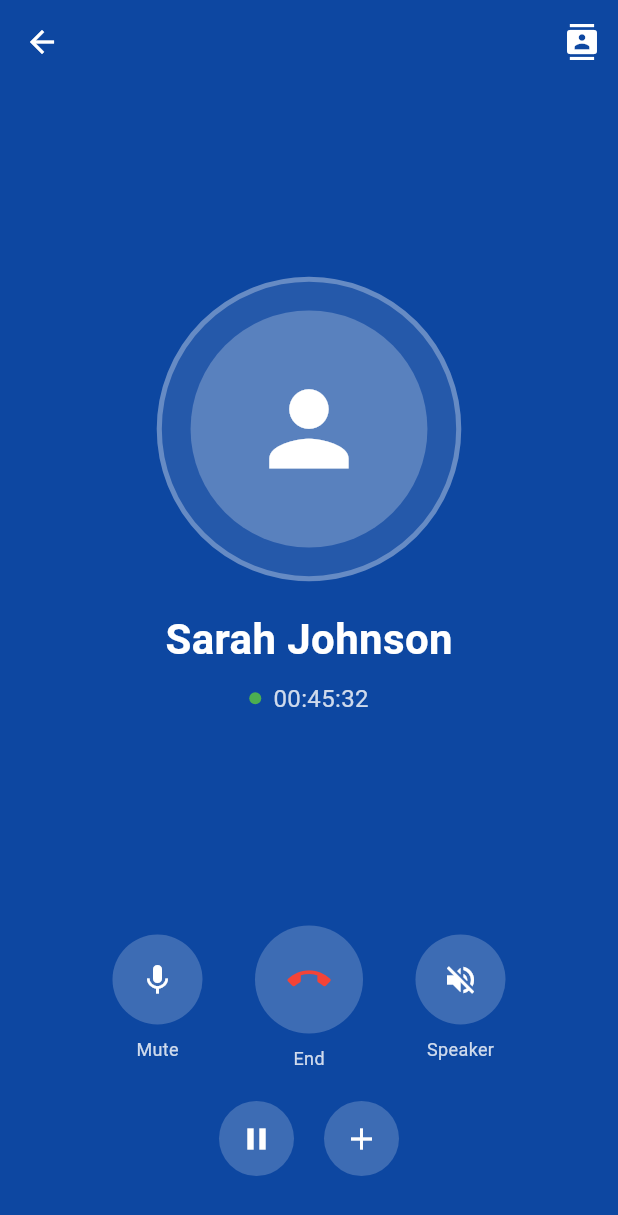
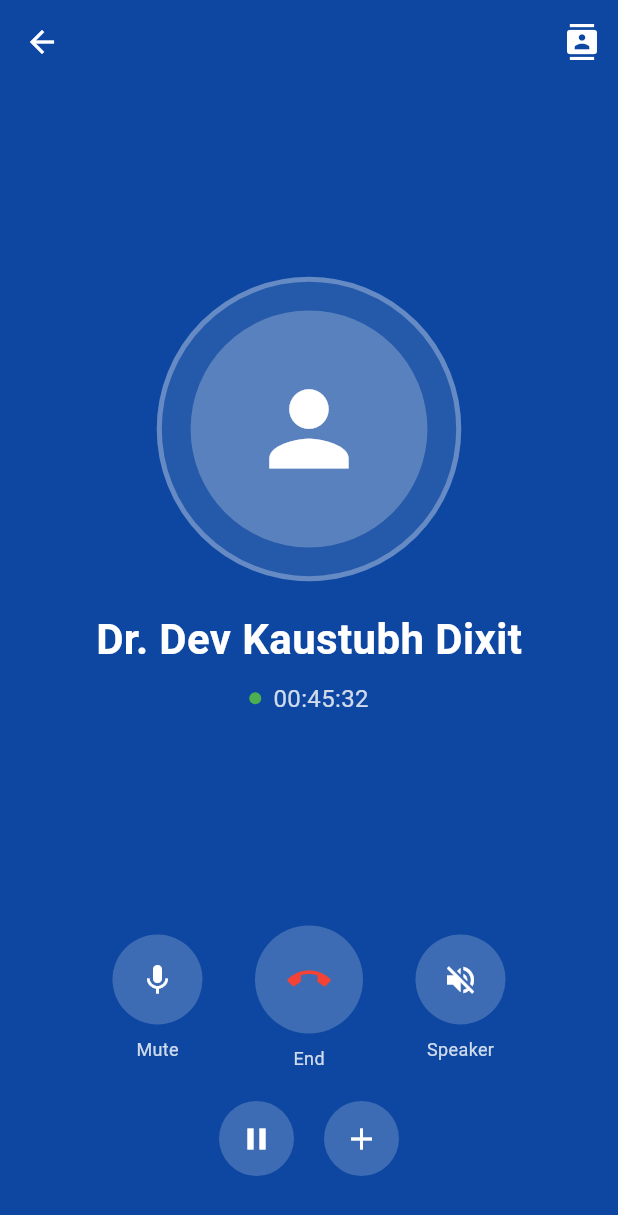
Before and after one commit to devkaustubhdixit/FlutterApp, a Flutter app: the VoiceCallScreen screen opened directly, on a phone screen of 412 x 824 dp. Shown: the top 1215 px of the screen. Run offline on Flutter 3.47's test engine with Material 3 defaults, Android fonts, the light colour scheme and no system bars; our stand-ins replace audioplayers.

Commit message:
small change

```diff
--- a/qpp/lib/screens/call_doctor.dart
+++ b/qpp/lib/screens/call_doctor.dart
@@ -90,7 +90,7 @@
             ),
             const SizedBox(height: 30),
             const Text(
-              'Sarah Johnson',
+              'Dr. Dev Kaustubh Dixit',
               style: TextStyle(
                 color: Colors.white,
                 fontSize: 28,
```
